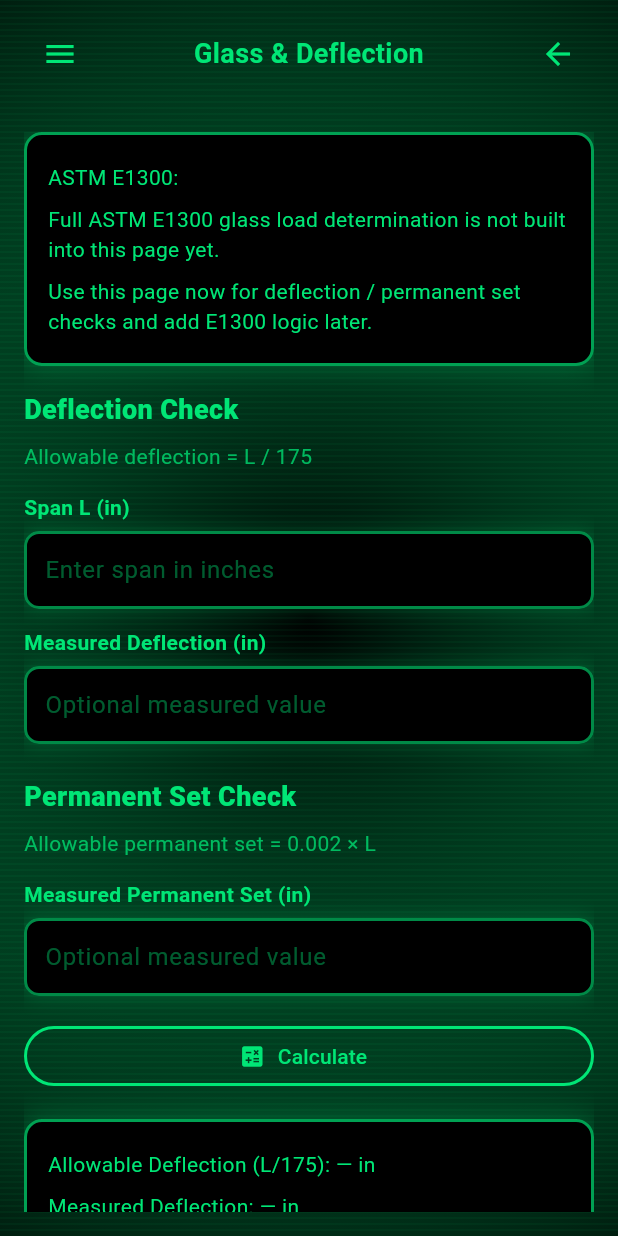
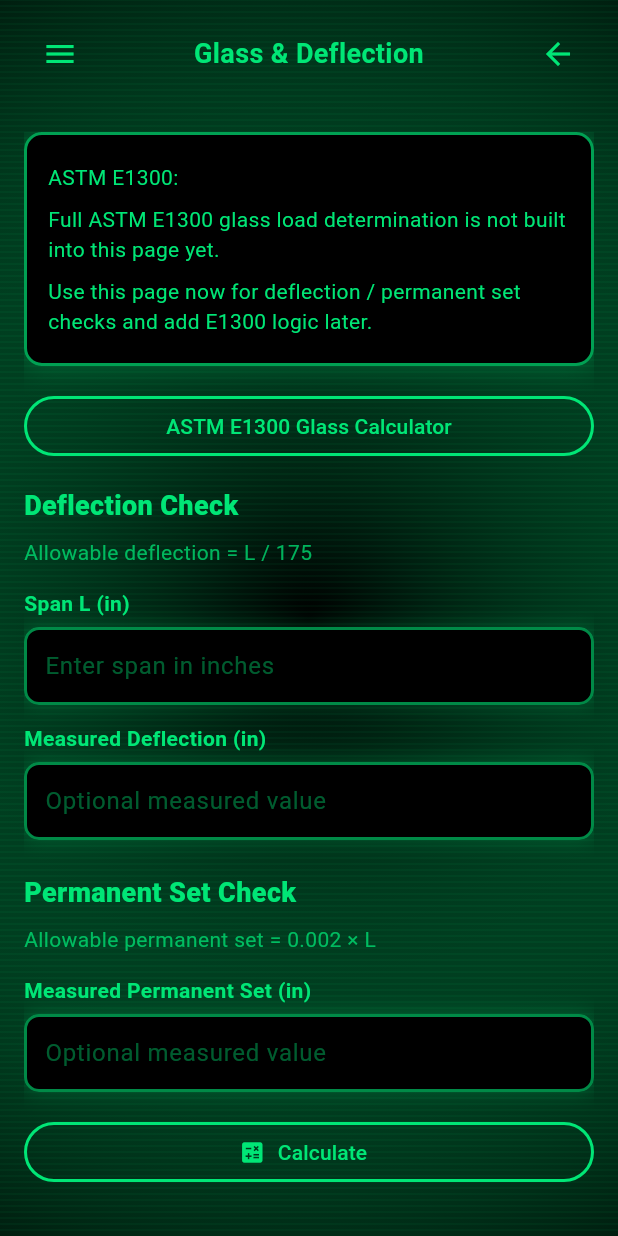
Before and after one commit to JvSlice/Ultimate-Window-Engineer-Tool, a Flutter app: the GlassDeflectionPage screen opened directly, on a phone screen of 412 x 824 dp. Run offline on Flutter 3.47's test engine with Material 3 defaults, Android fonts, the phone set to English and light mode, and no system bars; our stand-ins replace shared_preferences; accounts and stored records are empty.

Commit message:
Update glass_deflection_page.dart
setting up fore E1300 calc

```diff
--- a/lib/window_testing_tools/glass_deflection_page.dart
+++ b/lib/window_testing_tools/glass_deflection_page.dart
@@ -102,6 +102,24 @@ class _GlassDeflectionPageState extends State<GlassDeflectionPage> {
               ],
             ),
 
+            const SizedBox(height: 16),
+
+            OutlinedButton(
+  onPressed: () {
+    Navigator.of(context).push(
+      MaterialPageRoute(
+        builder: (_) => const AstmE1300Page(),
+      ),
+    );
+  },
+  style: OutlinedButton.styleFrom(
+    side: BorderSide(color: accent, width: 2),
+  ),
+  child: Text(
+    "ASTM E1300 Glass Calculator",
+    style: TextStyle(color: accent),
+  ),
+),
             const SizedBox(height: 16),
 
             Text(
```
